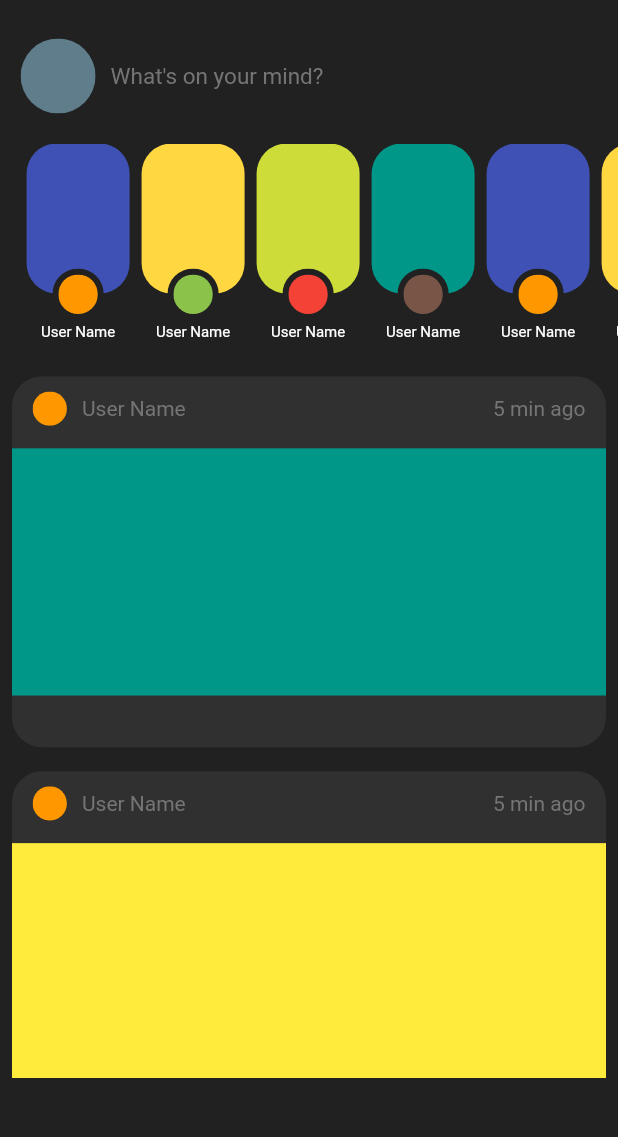
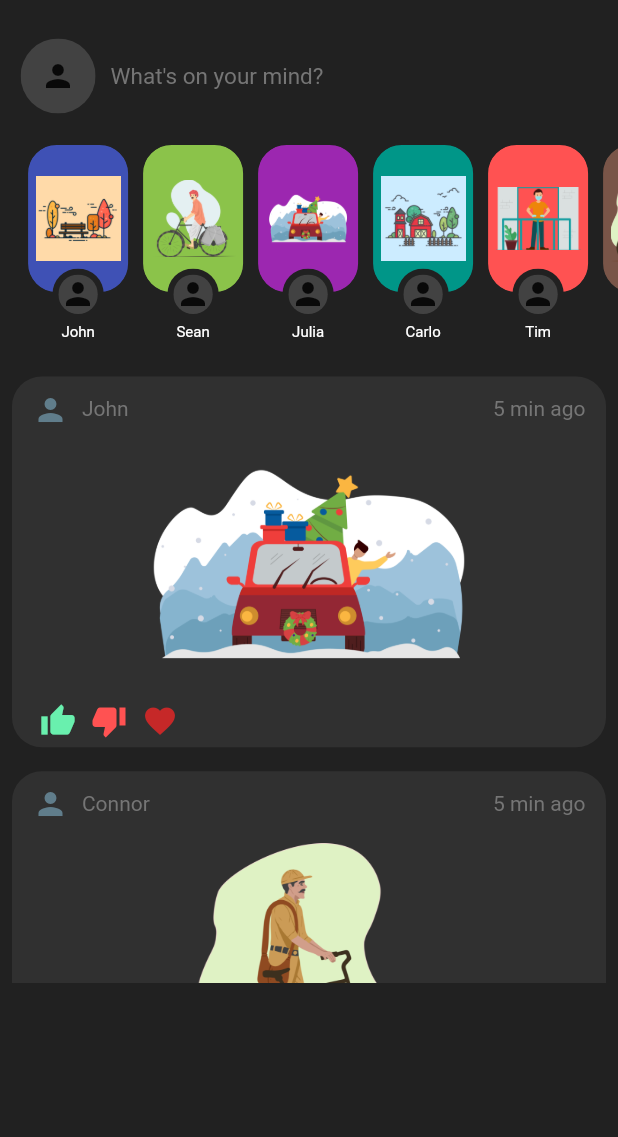
Before and after one commit to georgiani/FlacebookDesign, a Flutter app: the screen it shows after launch, on a phone screen of 412 x 824 dp, the part 68-1205 px from its top. Run offline on Flutter 3.47's test engine with Material 2 defaults, Android fonts, the phone set to English and light mode, and no system bars.

Commit message:
Color changes

```diff
--- a/fbdesign/lib/main.dart
+++ b/fbdesign/lib/main.dart
@@ -13,6 +13,7 @@ class FB extends StatelessWidget {
   @override
   Widget build(BuildContext context) {
     return MaterialApp(
+      debugShowCheckedModeBanner: false,
       home: Scaffold(
         body: FBBody(),
       ),
@@ -26,7 +27,7 @@ class FBBody extends StatelessWidget {
     Global.notchInset = MediaQuery.of(context).padding;
     Global.screenWidth = MediaQuery.of(context).size.width;
     Global.screenHeigth =
-        MediaQuery.of(context).size.height - Global.notchInset.top;
+        MediaQuery.of(context).size.height;
     Global.leftIdentation = Global.screenWidth / 30;
     Global.rightPadding = Global.screenWidth / 30;
     Global.rootCtx = context;
@@ -46,6 +47,7 @@ class FBBody extends StatelessWidget {
               Padding(
                 padding: EdgeInsets.fromLTRB(0, 10, 0, 10),
                 child: Status(
+                  profilePic: Image.asset("assets/images/user.png"),
                   h: 50,
                 ),
               ),
@@ -59,57 +61,64 @@ class FBBody extends StatelessWidget {
                       Padding(
                         padding: EdgeInsets.fromLTRB(4, 0, 4, 0),
                         child: StoryIcon(
-                          placeholderPhotoColor: Colors.indigo,
-                          placeholderUserPicColor: Colors.orange,
+                          placeholderPhoto: "assets/images/autumn.png",
+                          userName: "John",
+                          content: "Autumn photo! Love it 🥰",
+                          bgColor: Colors.indigo,
                         ),
                       ),
                       Padding(
                         padding: const EdgeInsets.fromLTRB(4, 0, 4, 0),
                         child: StoryIcon(
-                          placeholderPhotoColor: Colors.amberAccent,
-                          placeholderUserPicColor: Colors.lightGreen,
+                          placeholderPhoto: "assets/images/bike.png",
+                          userName: "Sean",
+                          content: "Me and my bike! 🚴🏼‍♀️",
+                          bgColor: Colors.lightGreen,
                         ),
                       ),
                       Padding(
                         padding: const EdgeInsets.fromLTRB(4, 0, 4, 0),
                         child: StoryIcon(
-                          placeholderPhotoColor: Colors.lime,
-                          placeholderUserPicColor: Colors.red,
+                          placeholderPhoto: "assets/images/car.png",
+                          userName: "Julia",
+                          content: "Can't wait to go on holidays again 😍",
+                          bgColor: Colors.purple,
                         ),
                       ),
                       Padding(
                         padding: const EdgeInsets.fromLTRB(4, 0, 4, 0),
                         child: StoryIcon(
-                          placeholderPhotoColor: Colors.teal,
-                          placeholderUserPicColor: Colors.brown,
+                          placeholderPhoto: "assets/images/farm.png",
+                          userName: "Carlo",
+                          content: "Photo of a farm!",
+                          bgColor: Colors.teal,
                         ),
                       ),
                       Padding(
                         padding: const EdgeInsets.fromLTRB(4, 0, 4, 0),
                         child: StoryIcon(
-                          placeholderPhotoColor: Colors.indigo,
-                          placeholderUserPicColor: Colors.orange,
+                          placeholderPhoto: "assets/images/home.png",
+                          userName: "Tim",
+                          content: "Keeping the house clean is important! 🦠",
+                          bgColor: Colors.redAccent,
                         ),
                       ),
                       Padding(
                         padding: const EdgeInsets.fromLTRB(4, 0, 4, 0),
                         child: StoryIcon(
-                          placeholderPhotoColor: Colors.amberAccent,
-                          placeholderUserPicColor: Colors.lightGreen,
+                          placeholderPhoto: "assets/images/post.png",
+                          userName: "Mark",
+                          content: "Work!",
+                          bgColor: Colors.brown,
                         ),
                       ),
                       Padding(
                         padding: const EdgeInsets.fromLTRB(4, 0, 4, 0),
                         child: StoryIcon(
-                          placeholderPhotoColor: Colors.lime,
-                          placeholderUserPicColor: Colors.red,
-                        ),
-                      ),
-                      Padding(
-                        padding: const EdgeInsets.fromLTRB(4, 0, 4, 0),
-                        child: StoryIcon(
-                          placeholderPhotoColor: Colors.teal,
-                          placeholderUserPicColor: Colors.brown,
+                          placeholderPhoto: "assets/images/snow.png",
+                          userName: "Dan",
+                          content: "Can't wait for this winter",
+                          bgColor: Colors.white,
                         ),
                       ),
                     ],
@@ -117,15 +126,17 @@ class FBBody extends StatelessWidget {
                 ),
               ),
               Container(
-                height: 3 * Global.screenHeigth / 5.2,
+                height: 3 * Global.screenHeigth / 6,
                 child: ListView(
                   scrollDirection: Axis.vertical,
                   children: [
                     post.PostCard(
-                      placeholderPhotoColor: Colors.teal,
+                      placeholderPhoto: "assets/images/car.png",
+                      userName: "John",
                     ),
                     post.PostCard(
-                      placeholderPhotoColor: Colors.yellow,
+                      placeholderPhoto: "assets/images/post.png",
+                      userName: "Connor",
                     ),
                   ],
                 ),
--- a/fbdesign/lib/post/post.dart
+++ b/fbdesign/lib/post/post.dart
@@ -3,10 +3,12 @@ import 'package:flutter/material.dart';
 import '../model.dart';
 
 class PostCard extends StatelessWidget {
-  final Color placeholderPhotoColor;
+  final String placeholderPhoto;
+  final String userName;
 
   PostCard({
-    this.placeholderPhotoColor,
+    this.placeholderPhoto,
+    this.userName,
   });
 
   @override
@@ -20,39 +22,44 @@ class PostCard extends StatelessWidget {
             duration: Duration(seconds: 1),
           ),
         );
-
       },
       key: GlobalKey(),
       child: Padding(
         padding: const EdgeInsets.all(8),
-        child: Container(
+        child: AnimatedContainer(
+          duration: Duration(milliseconds: 200),
           decoration: BoxDecoration(
             borderRadius: BorderRadius.circular(20),
             color: Colors.grey[850],
           ),
-          height: 3 *  Global.screenHeigth / 10,
+          height: 3 * Global.screenHeigth / 10,
           child: Column(
             children: [
               Row(
                 children: [
                   Padding(
-                    padding: EdgeInsets.fromLTRB(Global.leftIdentation, 10, 5, 5),
-                    child: ClipOval(
+                    padding:
+                        EdgeInsets.fromLTRB(Global.leftIdentation, 10, 5, 5),
+                    child: Center(
                       child: Container(
                         width: Global.screenWidth / 18,
                         height: Global.screenWidth / 18,
-                        color: Colors.orange,
+                        child: Icon(Icons.person, color: Colors.blueGrey,),
                       ),
                     ),
                   ),
                   Padding(
                     padding: EdgeInsets.fromLTRB(5, 10, 5, 5),
-                    child: Text("User Name", style: TextStyle(color: Colors.grey[600])),
+                    child: Text(this.userName,
+                        style: TextStyle(color: Colors.grey[600])),
                   ),
                   Spacer(),
                   Padding(
                     padding: EdgeInsets.fromLTRB(0, 10, Global.rightPadding, 5),
-                    child: Text("5 min ago", style: TextStyle(color: Colors.grey[600]),),
+                    child: Text(
+                      "5 min ago",
+                      style: TextStyle(color: Colors.grey[600]),
+                    ),
                   ),
                 ],
               ),
@@ -63,16 +70,48 @@ class PostCard extends StatelessWidget {
                     context,
                     MaterialPageRoute(
                       builder: (ctx) => FullPhoto(
-                      bgColor: this.placeholderPhotoColor,
+                        photo: this.placeholderPhoto,
                         userName: "User Name",
                         textOfContent: "Quality Content",
+                        reactions: true,
                       ),
                     ),
                   ),
                   child: Container(
-                    height: 3 * Global.screenHeigth / 15,
-                    color: this.placeholderPhotoColor,
+                    height: 3 * Global.screenHeigth / 16,
+                    child: Image(
+                      image: AssetImage(this.placeholderPhoto),
                     ),
+                  ),
+                ),
+              ),
+              Padding(
+                padding: EdgeInsets.fromLTRB(Global.leftIdentation, 5, 0, 0),
+                child: Row(
+                  mainAxisAlignment: MainAxisAlignment.start,
+                  children: [
+                    Padding(
+                      padding: EdgeInsets.fromLTRB(5, 0, 5, 0),
+                      child: Icon(
+                        Icons.thumb_up,
+                        color: Colors.greenAccent,
+                      ),
+                    ),
+                    Padding(
+                      padding: EdgeInsets.fromLTRB(5, 0, 5, 0),
+                      child: Icon(
+                        Icons.thumb_down,
+                        color: Colors.redAccent,
+                      ),
+                    ),
+                    Padding(
+                      padding: EdgeInsets.fromLTRB(5, 0, 5, 0),
+                      child: Icon(
+                        Icons.favorite,
+                        color: Colors.red[800],
+                      ),
+                    ),
+                  ],
                 ),
               ),
             ],
--- a/fbdesign/lib/status/status.dart
+++ b/fbdesign/lib/status/status.dart
@@ -3,9 +3,11 @@ import 'package:flutter/material.dart';
 
 class Status extends StatelessWidget {
   final double h;
+  final Image profilePic;
 
   Status({
     this.h,
+    this.profilePic,
   });
 
   @override
@@ -18,9 +20,12 @@ class Status extends StatelessWidget {
             padding: EdgeInsets.fromLTRB(Global.leftIdentation, 0, 10, 0),
             child: ClipOval(
               child: Container(
-                color: Colors.blueGrey,
+                child: Icon(Icons.person),
                 width: this.h,
                 height: this.h,
+                decoration: BoxDecoration(
+                  color: Colors.grey[800],
+                ),
               ),
             ),
           ),
--- a/fbdesign/lib/story/story.dart
+++ b/fbdesign/lib/story/story.dart
@@ -3,12 +3,17 @@ import '../model.dart';
 import 'package:fbdesign/photoPreview/photoPreview.dart';
 
 class StoryIcon extends StatelessWidget {
-  final Color placeholderPhotoColor;
-  final Color placeholderUserPicColor;
+  final String placeholderPhoto;
+  final String userName;
+  final String content;
+
+  final Color bgColor;
 
   StoryIcon({
-    this.placeholderPhotoColor,
-    this.placeholderUserPicColor,
+    this.placeholderPhoto,
+    this.userName,
+    this.content,
+    this.bgColor,
   });
 
   @override
@@ -30,18 +35,27 @@ class StoryIcon extends StatelessWidget {
                   context,
                   MaterialPageRoute(
                     builder: (ctx) => FullPhoto(
-                      bgColor: this.placeholderPhotoColor,
-                      userName: "User Name",
-                      textOfContent: "Quality Content",
+                      photo: this.placeholderPhoto,
+                      userName: this.userName,
+                      textOfContent: this.content,
+                      reactions: false,
                     ),
                   ),
                 ),
                 child: Container(
+                  child: Padding(
+                    padding: const EdgeInsets.all(5),
+                    child: Image(
+                      fit: BoxFit.contain,
+                      image: AssetImage(this.placeholderPhoto),
+                    ),
+                  ),
                   width: w,
                   height: 85 / 100 * h,
                   decoration: BoxDecoration(
                     borderRadius: BorderRadius.circular(20),
-                    color: this.placeholderPhotoColor,
+                    border: Border.all(width: 1, color: Colors.grey[900]),
+                    color: bgColor ?? Colors.orange[300],
                   ),
                 ),
               ),
@@ -54,12 +68,13 @@ class StoryIcon extends StatelessWidget {
                     height: w / 2,
                     color: Colors.grey[900],
                     child: Padding(
-                      padding: const EdgeInsets.all(4),
+                      padding: EdgeInsets.all(4),
                       child: ClipOval(
                         child: Container(
+                          child: Icon(Icons.person),
+                          decoration: BoxDecoration(color: Colors.grey[800]),
                           width: w / 3,
                           height: w / 3,
-                          color: this.placeholderUserPicColor,
                         ),
                       ),
                     ),
@@ -72,7 +87,7 @@ class StoryIcon extends StatelessWidget {
         Padding(
           padding: const EdgeInsets.all(2),
           child: Text(
-            "User Name",
+            this.userName,
             style: TextStyle(color: Colors.white, fontSize: 10),
           ),
         )
```
Also changed, not shown: fbdesign/lib/notifications/notifications.dart (added, +16 -0 lines), fbdesign/lib/photoPreview/photoPreview.dart (+54 -4 lines), fbdesign/lib/topBar/topBar.dart (+7 -1 lines), fbdesign/assets/images/User.png (added), fbdesign/assets/images/autumn.png (added), fbdesign/assets/images/bike.png (added), fbdesign/assets/images/car.png (added), fbdesign/assets/images/farm.png (added), fbdesign/assets/images/home.png (added), fbdesign/assets/images/post.png (added), fbdesign/assets/images/snow.png (added), 1 other file. Lines whose indentation alone changed are shown as unchanged.
